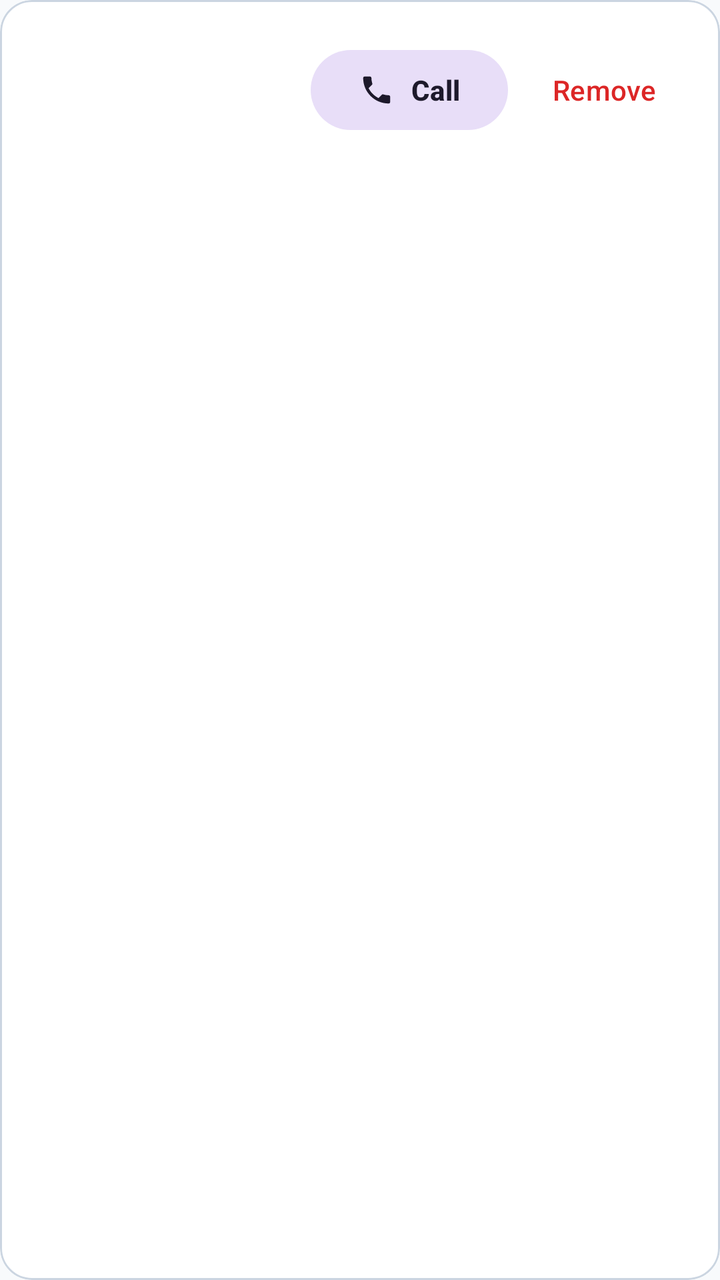
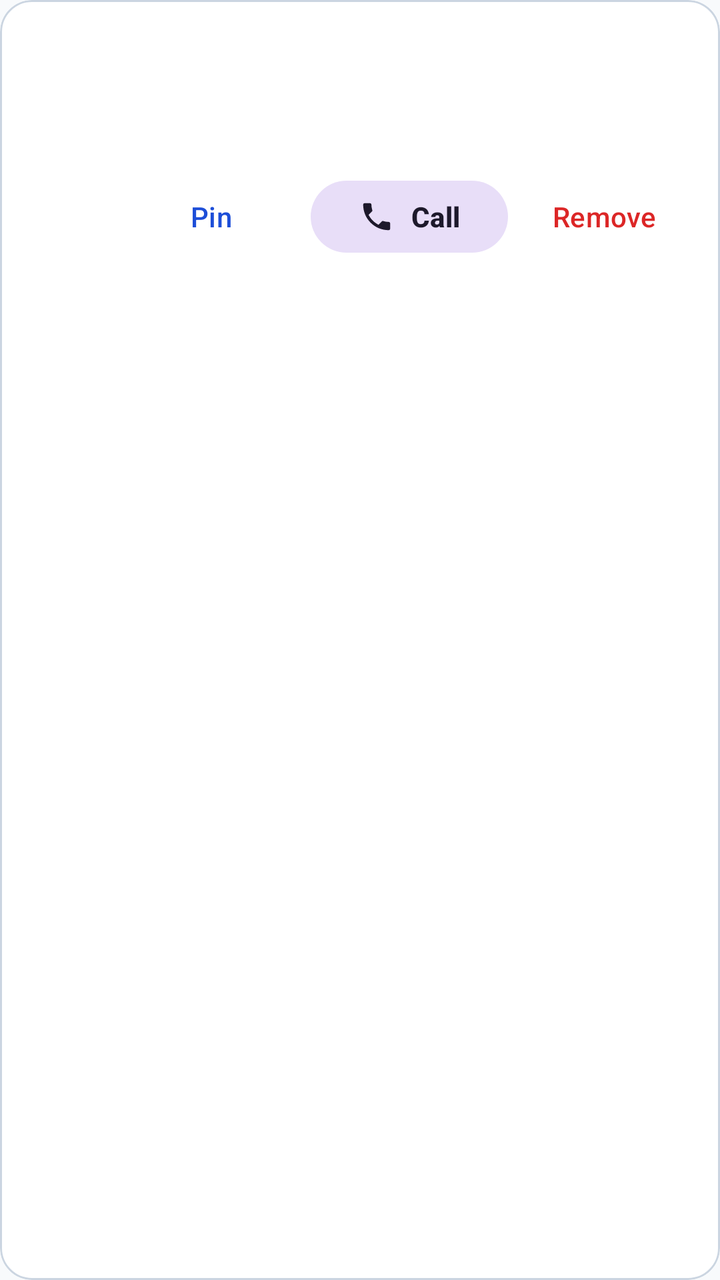

Compare the two renders of this Android layout. The source of the first and the diff that turns it into the second are given below.
<!-- AndroidManifest.xml: application theme Theme.SafeAssist -->
<!-- res/layout/item_trusted_contact.xml -->
<?xml version="1.0" encoding="utf-8"?>
<com.google.android.material.card.MaterialCardView xmlns:android="http://schemas.android.com/apk/res/android"
    xmlns:app="http://schemas.android.com/apk/res-auto"
    style="@style/SafeAssist.Card"
    android:layout_width="match_parent"
    android:layout_height="wrap_content"
    android:layout_marginBottom="10dp">

    <LinearLayout
        android:layout_width="match_parent"
        android:layout_height="wrap_content"
        android:gravity="center_vertical"
        android:orientation="horizontal"
        android:padding="14dp">

        <LinearLayout
            android:layout_width="0dp"
            android:layout_height="wrap_content"
            android:layout_weight="1"
            android:orientation="vertical">

            <TextView
                android:id="@+id/tv_contact_name"
                android:layout_width="wrap_content"
                android:layout_height="wrap_content"
                android:textColor="@color/text_primary"
                android:textSize="16sp"
                android:textStyle="bold" />

            <TextView
                android:id="@+id/tv_contact_role"
                android:layout_width="wrap_content"
                android:layout_height="wrap_content"
                android:layout_marginTop="2dp"
                android:textColor="@color/text_secondary"
                android:textSize="13sp" />

            <TextView
                android:id="@+id/tv_contact_phone"
                android:layout_width="wrap_content"
                android:layout_height="wrap_content"
                android:layout_marginTop="2dp"
                android:textColor="@color/primary_blue"
                android:textSize="14sp"
                android:textStyle="bold" />
        </LinearLayout>

        <com.google.android.material.button.MaterialButton
            android:id="@+id/btn_call_trusted"
            style="@style/Widget.Material3.Button.TonalButton"
            android:layout_width="wrap_content"
            android:layout_height="48dp"
            android:text="Call"
            android:textStyle="bold"
            app:icon="@drawable/ic_phone" />

        <com.google.android.material.button.MaterialButton
            android:id="@+id/btn_delete_trusted"
            style="@style/Widget.Material3.Button.TextButton"
            android:layout_width="wrap_content"
            android:layout_height="48dp"
            android:layout_marginStart="4dp"
            android:text="Remove"
            android:textColor="@color/sos_red" />
    </LinearLayout>

</com.google.android.material.card.MaterialCardView>
<!-- resources referenced by this layout -->
<resources>
  <color name="primary_blue">#1D4ED8</color>
  <color name="sos_red">#DC2626</color>
  <color name="text_primary">#0F172A</color>
  <color name="text_secondary">#475569</color>
  <!-- drawable ic_phone (drawable) -->
  <?xml version="1.0" encoding="utf-8"?>
  <vector xmlns:android="http://schemas.android.com/apk/res/android"
      android:width="24dp"
      android:height="24dp"
      android:viewportWidth="24"
      android:viewportHeight="24">
      <path
          android:fillColor="#FFFFFF"
          android:pathData="M6.62,10.79c1.44,2.83 3.76,5.14 6.59,6.59l2.2,-2.2c0.27,-0.27 0.67,-0.36 1.02,-0.24 1.12,0.37 2.33,0.57 3.57,0.57 0.55,0 1,0.45 1,1V20c0,0.55 -0.45,1 -1,1 -9.39,0 -17,-7.61 -17,-17 0,-0.55 0.45,-1 1,-1h3.5c0.55,0 1,0.45 1,1 0,1.25 0.2,2.45 0.57,3.57 0.11,0.35 0.03,0.74 -0.25,1.02l-2.2,2.2z" />
  </vector>
  <style name="SafeAssist.Card" parent="Widget.Material3.CardView.Outlined">
          <item name="cardBackgroundColor">@color/surface_white</item>
          <item name="strokeColor">@color/border_subtle</item>
          <item name="strokeWidth">1dp</item>
          <item name="cardCornerRadius">16dp</item>
          <item name="cardElevation">0dp</item>
      </style>
  <style name="Theme.SafeAssist" parent="Theme.Material3.Light.NoActionBar">
          <item name="colorPrimary">@color/primary_blue</item>
          <item name="colorOnPrimary">@color/white</item>
          <item name="colorPrimaryContainer">@color/primary_blue_light</item>
          <item name="colorOnPrimaryContainer">@color/primary_blue_dark</item>
          <item name="colorError">@color/sos_red</item>
          <item name="colorOnError">@color/white</item>
          <item name="android:colorBackground">@color/bg_light</item>
          <item name="colorSurface">@color/surface_white</item>
          <item name="colorOnSurface">@color/text_primary</item>
          <item name="colorOnSurfaceVariant">@color/text_secondary</item>
          <item name="colorOutline">@color/border_subtle</item>
          <item name="android:statusBarColor">@color/surface_white</item>
          <item name="android:windowLightStatusBar">true</item>
      </style>
  <color name="surface_white">#FFFFFF</color>
  <color name="border_subtle">#CBD5E1</color>
  <color name="white">#FFFFFF</color>
  <color name="primary_blue_light">#EFF6FF</color>
  <color name="primary_blue_dark">#1E40AF</color>
  <color name="bg_light">#F8FAFC</color>
</resources>

<!-- the commit's change to res/layout/item_trusted_contact.xml (unified diff, before → after) -->
@@ -9,59 +9,68 @@
     <LinearLayout
         android:layout_width="match_parent"
         android:layout_height="wrap_content"
-        android:gravity="center_vertical"
-        android:orientation="horizontal"
+        android:orientation="vertical"
         android:padding="14dp">
 
+        <TextView
+            android:id="@+id/tv_contact_name"
+            android:layout_width="match_parent"
+            android:layout_height="wrap_content"
+            android:textColor="@color/text_primary"
+            android:textSize="16sp"
+            android:textStyle="bold" />
+
+        <TextView
+            android:id="@+id/tv_contact_role"
+            android:layout_width="match_parent"
+            android:layout_height="wrap_content"
+            android:layout_marginTop="2dp"
+            android:textColor="@color/text_secondary"
+            android:textSize="13sp" />
+
+        <TextView
+            android:id="@+id/tv_contact_phone"
+            android:layout_width="match_parent"
+            android:layout_height="wrap_content"
+            android:layout_marginTop="2dp"
+            android:textColor="@color/primary_blue"
+            android:textSize="14sp"
+            android:textStyle="bold" />
+
         <LinearLayout
-            android:layout_width="0dp"
+            android:layout_width="match_parent"
             android:layout_height="wrap_content"
-            android:layout_weight="1"
-            android:orientation="vertical">
+            android:layout_marginTop="10dp"
+            android:gravity="end|center_vertical"
+            android:orientation="horizontal">
 
-            <TextView
-                android:id="@+id/tv_contact_name"
+            <com.google.android.material.button.MaterialButton
+                android:id="@+id/btn_pin_trusted"
+                style="@style/Widget.Material3.Button.TextButton"
                 android:layout_width="wrap_content"
-                android:layout_height="wrap_content"
-                android:textColor="@color/text_primary"
-                android:textSize="16sp"
-                android:textStyle="bold" />
+                android:layout_height="44dp"
+                android:text="Pin"
+                android:textColor="@color/primary_blue" />
 
-            <TextView
-                android:id="@+id/tv_contact_role"
+            <com.google.android.material.button.MaterialButton
+                android:id="@+id/btn_call_trusted"
+                style="@style/Widget.Material3.Button.TonalButton"
                 android:layout_width="wrap_content"
-                android:layout_height="wrap_content"
-                android:layout_marginTop="2dp"
-                android:textColor="@color/text_secondary"
-                android:textSize="13sp" />
+                android:layout_height="44dp"
+                android:layout_marginStart="6dp"
+                android:text="Call"
+                android:textStyle="bold"
+                app:icon="@drawable/ic_phone" />
 
-            <TextView
-                android:id="@+id/tv_contact_phone"
+            <com.google.android.material.button.MaterialButton
+                android:id="@+id/btn_delete_trusted"
+                style="@style/Widget.Material3.Button.TextButton"
                 android:layout_width="wrap_content"
-                android:layout_height="wrap_content"
-                android:layout_marginTop="2dp"
-                android:textColor="@color/primary_blue"
-                android:textSize="14sp"
-                android:textStyle="bold" />
+                android:layout_height="44dp"
+                android:layout_marginStart="4dp"
+                android:text="Remove"
+                android:textColor="@color/sos_red" />
         </LinearLayout>
-
-        <com.google.android.material.button.MaterialButton
-            android:id="@+id/btn_call_trusted"
-            style="@style/Widget.Material3.Button.TonalButton"
-            android:layout_width="wrap_content"
-            android:layout_height="48dp"
-            android:text="Call"
-            android:textStyle="bold"
-            app:icon="@drawable/ic_phone" />
-
-        <com.google.android.material.button.MaterialButton
-            android:id="@+id/btn_delete_trusted"
-            style="@style/Widget.Material3.Button.TextButton"
-            android:layout_width="wrap_content"
-            android:layout_height="48dp"
-            android:layout_marginStart="4dp"
-            android:text="Remove"
-            android:textColor="@color/sos_red" />
     </LinearLayout>
 
 </com.google.android.material.card.MaterialCardView>
